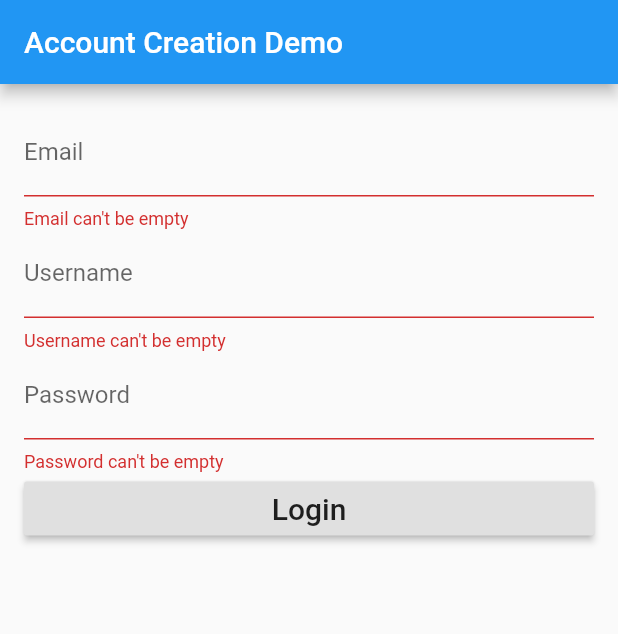
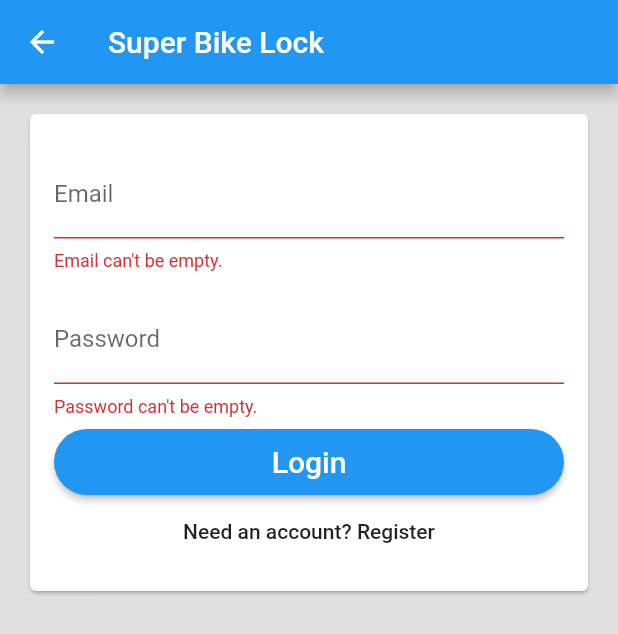
Before and after one commit to ChicoState/BikeLock, a Flutter app: the LoginPage screen opened directly, after a tap on "Login", on a phone screen of 412 x 824 dp. Shown: the top 634 px of the screen. Run offline on Flutter 3.47's test engine with Material 2 defaults, Android fonts, the phone set to English and light mode, and no system bars.

Commit message:
- Reverted to lock homescreen - Got alternating login and signup front end functionality when uncommented - Temporarily removed username (it works in the last commit tho)

```diff
--- a/Mobile/lib/HTTPHelper.dart
+++ b/Mobile/lib/HTTPHelper.dart
@@ -74,11 +74,9 @@ class HTTPHelper {
       'email': email,
     });
 
-
 //    String url = METHOD + WEBSERVER + ACCOUNT_CREATION_URL;
 //    developer.log(url);
 //    developer.log(frame);
-
     //Post request to actually create account
     http.Response response = await http.post(
         METHOD + WEBSERVER + ACCOUNT_CREATION_URL, body: frame);
@@ -88,4 +86,6 @@ class HTTPHelper {
 
   }
 
+//TODO Create Sign in functionality
+
 }
--- a/Mobile/lib/login_page.dart
+++ b/Mobile/lib/login_page.dart
@@ -1,79 +1,192 @@
 import 'package:flutter/material.dart';
+import 'primary_button.dart';
+
 import 'HTTPHelper.dart';
 
+
 class LoginPage extends StatefulWidget {
+  LoginPage({Key key, this.title, this.onSignIn}) : super(key: key);
+
+  final String title;
+//  final BaseAuth auth;
+  final VoidCallback onSignIn;
 
   @override
-  State<StatefulWidget> createState() => new _LoginPageState();
-
+  _LoginPageState createState() => new _LoginPageState();
 }
 
-  class _LoginPageState extends State<LoginPage>{
+enum FormType {
+  login,
+  register
+}
 
-  final formKey = new GlobalKey<FormState>();
+class _LoginPageState extends State<LoginPage> {
+  static final formKey = new GlobalKey<FormState>();
 
   String _email;
   String _username;
   String _password;
+  FormType _formType = FormType.login;
+  String _authHint = '';
 
   bool validateAndSave() {
     final form = formKey.currentState;
-    if(form.validate()){
+    if (form.validate()) {
       form.save();
       print('Form is Valid. Email: $_email, Username:$_username password: $_password');
       return true;
-    } else {
+    }
     print('Form is invalid. Email: $_email, password: $_password');
     return false;
   }
+
+  void validateAndSubmit() async {
+    if (validateAndSave()) {
+      try {
+        HTTPHelper createUserRequest = HTTPHelper.empty();
+        //TODO update with sign in funcionality instead of creating account everytime
+        String userId = (_formType == FormType.login
+            ? await createUserRequest.createUser(_username, _password, _email)
+            : await createUserRequest.createUser(_username, _password, _email)) as String;
+        setState(() {
+          _authHint = 'Signed In\n\nUser id: $userId';
+        });
+        widget.onSignIn();
+      }
+      catch (e) {
+        setState(() {
+          _authHint = 'Sign In Error\n\n${e.toString()}';
+        });
+        print(e);
+      }
+    } else {
+      setState(() {
+        _authHint = '';
+      });
+    }
   }
 
-  void validateAndSubmit() async {
-    if(validateAndSave()){
-        HTTPHelper createUserRequest = new HTTPHelper.empty();
-        createUserRequest.createUser(_username, _password, _email);
+  void moveToRegister() {
+    formKey.currentState.reset();
+    setState(() {
+      _formType = FormType.register;
+      _authHint = '';
+    });
   }
+
+  void moveToLogin() {
+    formKey.currentState.reset();
+    setState(() {
+      _formType = FormType.login;
+      _authHint = '';
+    });
   }
+
+  List<Widget> usernameAndPassword() {
+    return [
+      padded(child: new TextFormField(
+        key: new Key('email'),
+        decoration: new InputDecoration(labelText: 'Email'),
+        autocorrect: false,
+        validator: (val) => val.isEmpty ? 'Email can\'t be empty.' : null,
+        onSaved: (val) => _email = val,
+      )),
+      padded(child: new TextFormField(
+        key: new Key('password'),
+        decoration: new InputDecoration(labelText: 'Password'),
+        obscureText: true,
+        autocorrect: false,
+        validator: (val) => val.isEmpty ? 'Password can\'t be empty.' : null,
+        onSaved: (val) => _password = val,
+      )),
+    ];
+  }
+
+  List<Widget> submitWidgets() {
+    switch (_formType) {
+      case FormType.login:
+        return [
+          new PrimaryButton(
+              key: new Key('login'),
+              text: 'Login',
+              height: 44.0,
+              onPressed: validateAndSubmit
+          ),
+          new FlatButton(
+              key: new Key('need-account'),
+              child: new Text("Need an account? Register"),
+              onPressed: moveToRegister
+          ),
+        ];
+      case FormType.register:
+        return [
+          new PrimaryButton(
+              key: new Key('register'),
+              text: 'Create an account',
+              height: 44.0,
+              onPressed: validateAndSubmit
+          ),
+          new FlatButton(
+              key: new Key('need-login'),
+              child: new Text("Have an account? Login"),
+              onPressed: moveToLogin
+          ),
+        ];
+    }
+    return null;
+  }
+
+  Widget hintText() {
+    return new Container(
+      //height: 80.0,
+        padding: const EdgeInsets.all(32.0),
+        child: new Text(
+            _authHint,
+            key: new Key('hint'),
+            style: new TextStyle(fontSize: 18.0, color: Colors.grey),
+            textAlign: TextAlign.center)
+    );
+  }
+
+
   @override
-    Widget build(BuildContext context){
-
+  Widget build(BuildContext context) {
     return new Scaffold(
         appBar: new AppBar(
-          title: new Text('Account Creation Demo'),
+          title: new Text("Super Bike Lock"),
         ),
-        body: new Container(
-          padding: EdgeInsets.all(16.0),
+        backgroundColor: Colors.grey[300],
+        body: new SingleChildScrollView(child: new Container(
+            padding: const EdgeInsets.all(16.0),
+            child: new Column(
+                children: [
+                  new Card(
+                      child: new Column(
+                          mainAxisSize: MainAxisSize.min,
+                          children: <Widget>[
+                            new Container(
+                                padding: const EdgeInsets.all(16.0),
                                 child: new Form(
                                     key: formKey,
                                     child: new Column(
                                       crossAxisAlignment: CrossAxisAlignment.stretch,
-              children: <Widget>[
-                new TextFormField(
-                  decoration: new InputDecoration(labelText: 'Email'),
-                  validator: (value) => value.isEmpty ? 'Email can\'t be empty' : null,
-                  onSaved: (value) => _email = value,
+                                      children: usernameAndPassword() + submitWidgets(),
+                                    )
+                                )
                             ),
-                new TextFormField(
-                  decoration: new InputDecoration(labelText: 'Username'),
-                  validator: (value) => value.isEmpty ? 'Username can\'t be empty' : null,
-                  onSaved: (value) => _username = value,
+                          ])
                   ),
-                new TextFormField(
-                  decoration: new InputDecoration(labelText: 'Password'),
-                  obscureText: true,
-                  validator: (value) => value.isEmpty ? 'Password can\'t be empty' : null,
-                  onSaved: (value) => _password = value,
-                ),
-                new RaisedButton(
-                  child: new Text('Login', style: new TextStyle(fontSize: 20.0)),
-                    onPressed: validateAndSubmit,
-                )
+                  hintText()
                 ]
             )
-          )
-        )
+        ))
     );
   }
 
-
+  Widget padded({Widget child}) {
+    return new Padding(
+      padding: EdgeInsets.symmetric(vertical: 8.0),
+      child: child,
+    );
   }
+}
--- a/Mobile/lib/main.dart
+++ b/Mobile/lib/main.dart
@@ -15,13 +15,18 @@ class MyApp extends StatelessWidget {
       theme: ThemeData(
         primarySwatch: Colors.blue,
       ),
-      home: new LoginPage(),
-//      home: Scaffold(
-//        body: Center(
-//            child: new Center(
-//          child: MyHomePage(title: 'Super Bike Lock'),
-//        )),
-//      ),
+
+///Uncomment this and comment out the other home tag to view login/account creation.
+//      home: new LoginPage(),
+    ///Comment from here to other comment tag
+      home: Scaffold(
+        body: Center(
+            child: new Center(
+          child: MyHomePage(title: 'Super Bike Lock'),
+        )),
+      ),
+      ///Comment Tag
+
     );
   }
 }
--- /dev/null
+++ b/Mobile/lib/primary_button.dart
@@ -0,0 +1,24 @@
+import 'package:flutter/material.dart';
+
+
+class PrimaryButton extends StatelessWidget {
+  PrimaryButton({this.key, this.text, this.height, this.onPressed}) : super(key: key);
+  Key key;
+  String text;
+  double height;
+  VoidCallback onPressed;
+
+  @override
+  Widget build(BuildContext context) {
+    return new ConstrainedBox(
+      constraints: BoxConstraints.expand(height: height),
+      child: new RaisedButton(
+          child: new Text(text, style: new TextStyle(color: Colors.white, fontSize: 20.0)),
+          shape: new RoundedRectangleBorder(
+              borderRadius: BorderRadius.all(Radius.circular(height / 2))),
+          color: Colors.blue,
+          textColor: Colors.black87,
+          onPressed: onPressed),
+    );
+  }
+}
```
Lines whose indentation alone changed are shown as unchanged.
